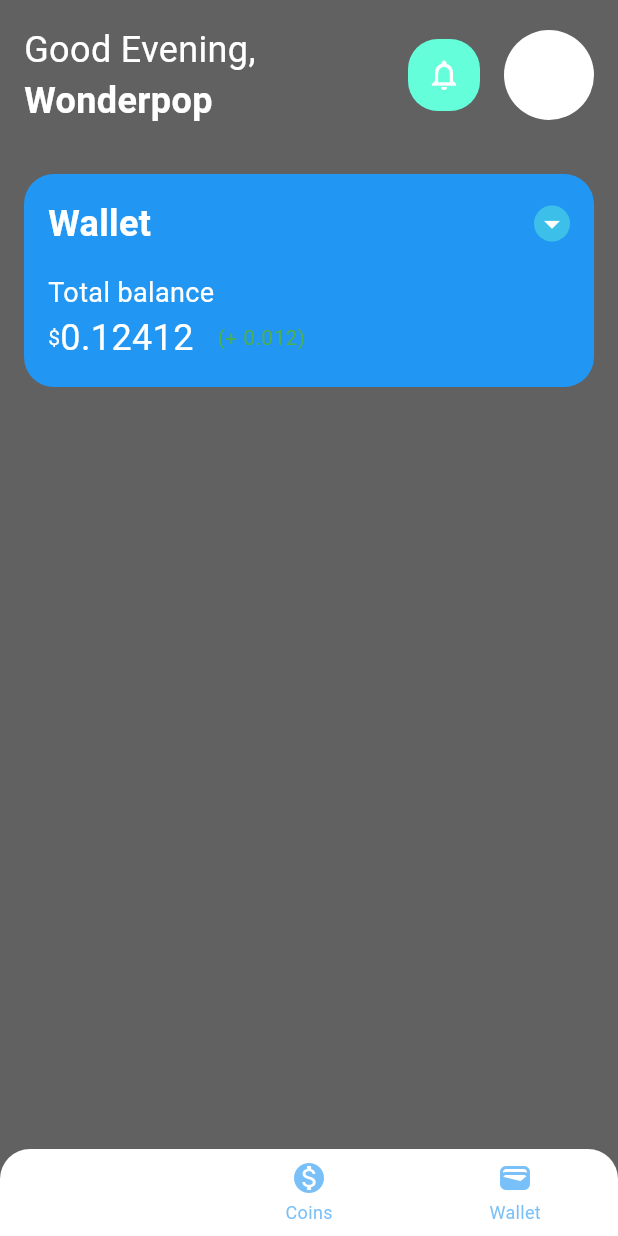
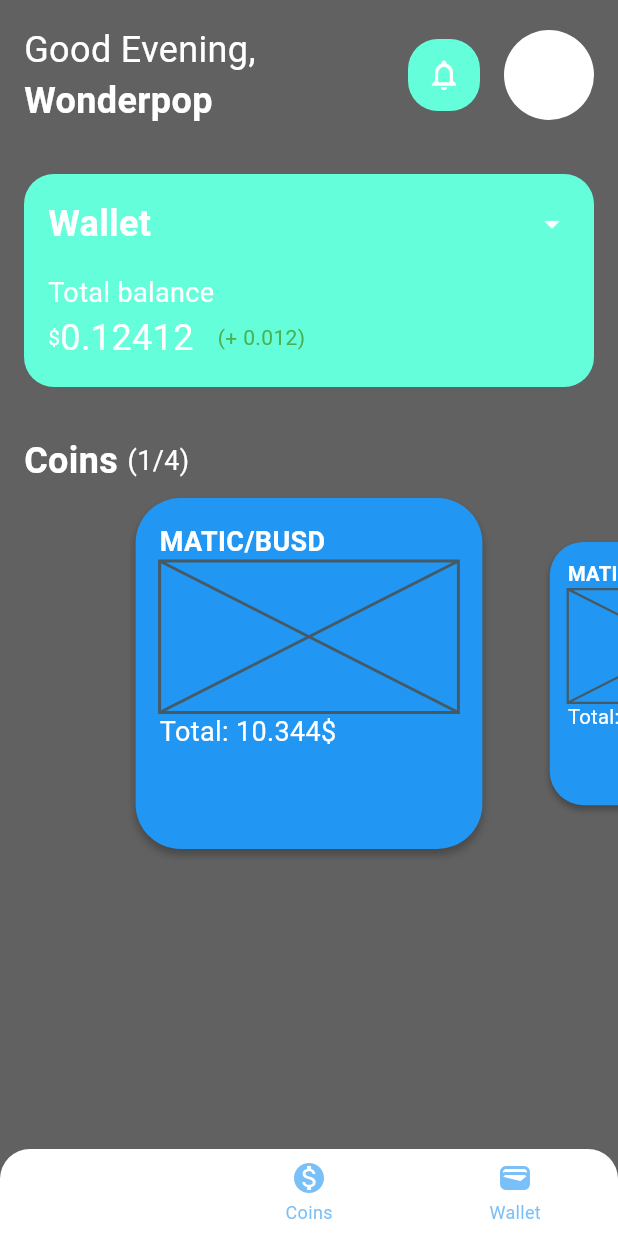
Before and after one commit to wonderpops/coin_crawler, a Flutter app: the screen it shows after launch, on a phone screen of 412 x 824 dp. Run offline on Flutter 3.47's test engine with Material 2 defaults, Android fonts, the phone set to English and light mode, and no system bars; drawn by our look-alikes of dynamic_color.

Commit message:
Added coins preview widget to home screen in app

```diff
--- a/app/lib/widgets/home_screen/home_screen_widget.dart
+++ b/app/lib/widgets/home_screen/home_screen_widget.dart
@@ -1,16 +1,26 @@
+import 'dart:math';
+
+import 'package:coin_crawler_app/widgets/home_screen/models.dart';
 import 'package:flutter/material.dart';
 
-class HomeScreenWidget extends StatelessWidget {
+class HomeScreenWidget extends StatefulWidget {
   const HomeScreenWidget({Key? key}) : super(key: key);
 
   @override
+  State<HomeScreenWidget> createState() => _HomeScreenWidgetState();
+}
+
+class _HomeScreenWidgetState extends State<HomeScreenWidget> {
+  @override
   Widget build(BuildContext context) {
     return Column(
-      children: const [
-        SizedBox(height: 16),
-        _TopScreenGreetingWidget(),
-        SizedBox(height: 32),
-        _WalletPreviewWidget()
+      children: [
+        const SizedBox(height: 16),
+        const _TopScreenGreetingWidget(),
+        const SizedBox(height: 32),
+        const _WalletPreviewWidget(),
+        const SizedBox(height: 32),
+        _CoinsPreviewWidget(),
       ],
     );
   }
@@ -96,8 +106,8 @@ class _TopScreenGreetingWidget extends StatelessWidget {
               CircleAvatar(
                 radius: 30,
                 backgroundColor: colorScheme.inversePrimary,
-                child: const Icon(Icons.person_outline_outlined,
-                    color: Colors.white),
+                child: Icon(Icons.person_outline_outlined,
+                    color: colorScheme.inverseSurface),
               ),
             ],
           )
@@ -120,7 +130,7 @@ class _WalletPreviewWidget extends StatelessWidget {
         width: double.maxFinite,
         decoration: BoxDecoration(
           borderRadius: BorderRadius.circular(20),
-          color: colorScheme.primaryContainer,
+          color: colorScheme.secondaryContainer,
         ),
         child: Padding(
           padding: const EdgeInsets.all(16),
@@ -179,3 +189,157 @@ class _WalletPreviewWidget extends StatelessWidget {
     );
   }
 }
+
+class _CoinsPreviewWidget extends StatefulWidget {
+  _CoinsPreviewWidget({Key? key}) : super(key: key);
+
+  @override
+  State<_CoinsPreviewWidget> createState() => _CoinsPreviewWidgetState();
+}
+
+class _CoinsPreviewWidgetState extends State<_CoinsPreviewWidget> {
+  late PageController _carouselPageController;
+  int _currentPage = 0;
+
+  @override
+  void initState() {
+    super.initState();
+    _carouselPageController =
+        PageController(initialPage: _currentPage, viewportFraction: 0.6);
+  }
+
+  @override
+  void dispose() {
+    super.dispose();
+    _carouselPageController.dispose();
+  }
+
+  @override
+  Widget build(BuildContext context) {
+    int listLength = dataList.length;
+    int currentPageIncremented = _currentPage + 1;
+    return Column(
+      crossAxisAlignment: CrossAxisAlignment.start,
+      children: [
+        Padding(
+          padding: const EdgeInsets.only(left: 16),
+          child: Row(
+            children: [
+              const Text('Coins ',
+                  style: TextStyle(fontSize: 24, fontWeight: FontWeight.bold)),
+              Text('($currentPageIncremented/$listLength)',
+                  style: const TextStyle(fontSize: 18)),
+            ],
+          ),
+        ),
+        SizedBox(
+          height: 250,
+          child: PageView.builder(
+              itemCount: dataList.length,
+              physics: const ClampingScrollPhysics(),
+              controller: _carouselPageController,
+              onPageChanged: (value) {
+                _currentPage = value;
+                setState(() {});
+              },
+              itemBuilder: (context, index) {
+                return carouselView(context, index);
+              }),
+        ),
+      ],
+    );
+  }
+
+  Widget carouselView(context, int index) {
+    return AnimatedBuilder(
+      animation: _carouselPageController,
+      builder: (context, child) {
+        double value = 0;
+        if (_carouselPageController.position.haveDimensions) {
+          if (index.toDouble() > (_carouselPageController.page ?? 0)) {
+            value = (0.5 /
+                    ((_carouselPageController.page ?? 0) - index.toDouble())
+                        .abs()) +
+                0.25;
+          } else if (index.toDouble() < (_carouselPageController.page ?? 0)) {
+            value = (0.5 /
+                    (((_carouselPageController.page ?? 0) - index.toDouble()) *
+                            -1)
+                        .abs()) +
+                0.25;
+          } else {
+            value = (_carouselPageController.page ?? 0) + index.toDouble() == 0
+                ? 1
+                : index.toDouble();
+          }
+          // value = (_carouselPageController.page ?? 0) - index.toDouble() + 1;
+          value = (value).clamp(0.5, 1);
+        } else if (index.toDouble() == 0) {
+          value = 1;
+        } else {
+          value = 0.75;
+        }
+        print("value $value index $index");
+        return Transform.scale(
+          scale: value.abs(),
+          child: carouselCard(dataList[index]),
+        );
+      },
+    );
+  }
+
+  Widget carouselCard(CoinsPreviewCardDataModel data) {
+    return Column(
+      children: <Widget>[
+        Expanded(
+          child: Padding(
+            padding: const EdgeInsets.all(8.0),
+            child: Hero(
+              tag: data.shortName,
+              child: GestureDetector(
+                onTap: () {
+                  // Navigator.push(
+                  //     context,
+                  //     MaterialPageRoute(
+                  //         builder: (context) => DetailsScreen(data: data)));
+                },
+                child: Container(
+                  width: double.maxFinite,
+                  decoration: BoxDecoration(
+                      color: Theme.of(context).colorScheme.primaryContainer,
+                      borderRadius: BorderRadius.circular(30),
+                      boxShadow: const [
+                        BoxShadow(
+                            offset: Offset(0, 4),
+                            blurRadius: 4,
+                            color: Colors.black26)
+                      ]),
+                  child: Padding(
+                    padding: const EdgeInsets.all(16),
+                    child: Column(
+                      crossAxisAlignment: CrossAxisAlignment.start,
+                      children: [
+                        Flexible(
+                          flex: 1,
+                          child: Text(data.shortName,
+                              style: const TextStyle(
+                                  fontSize: 18, fontWeight: FontWeight.bold)),
+                        ),
+                        const Flexible(flex: 2, child: Placeholder()),
+                        const Flexible(
+                          flex: 1,
+                          child: Text('Total: 10.344\$',
+                              style: TextStyle(fontSize: 18)),
+                        ),
+                      ],
+                    ),
+                  ),
+                ),
+              ),
+            ),
+          ),
+        ),
+      ],
+    );
+  }
+}
--- /dev/null
+++ b/app/lib/widgets/home_screen/models.dart
@@ -0,0 +1,13 @@
+class CoinsPreviewCardDataModel {
+  final String name;
+  final String shortName;
+
+  CoinsPreviewCardDataModel(this.name, this.shortName);
+}
+
+List<CoinsPreviewCardDataModel> dataList = [
+  CoinsPreviewCardDataModel("Polygon matic / Binance USD", "MATIC/BUSD"),
+  CoinsPreviewCardDataModel("Polygon matic / Binance USD", "MATIC/BUSD"),
+  CoinsPreviewCardDataModel("Polygon matic / Binance USD", "MATIC/BUSD"),
+  CoinsPreviewCardDataModel("Polygon matic / Binance USD", "MATIC/BUSD"),
+];
```
